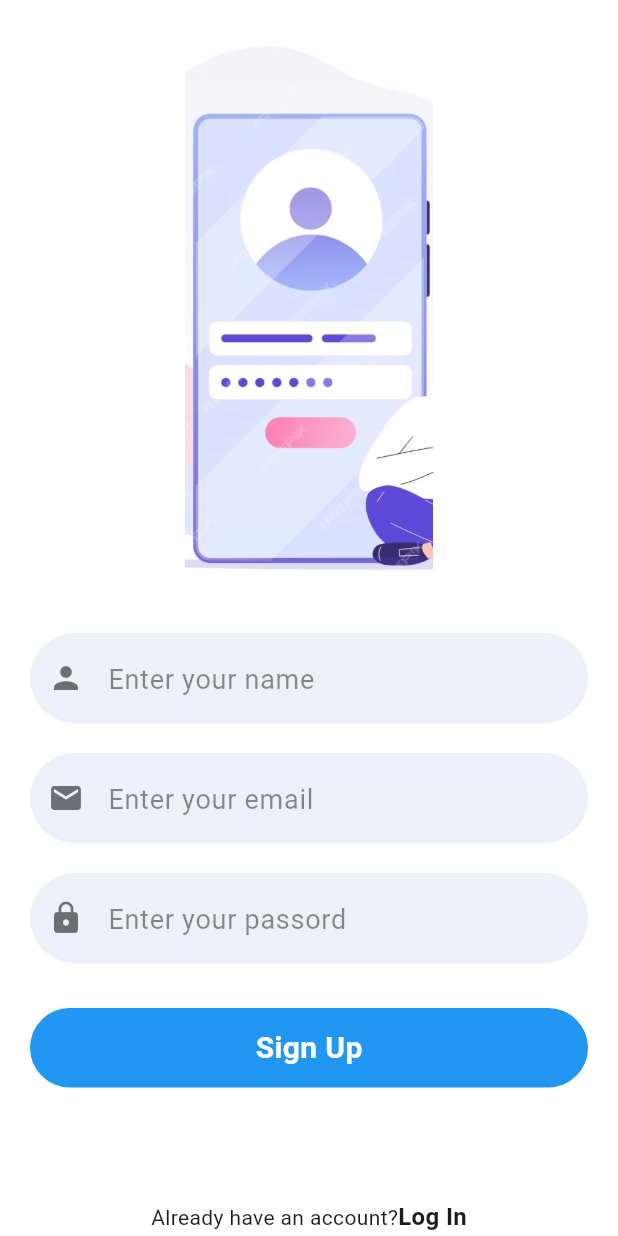
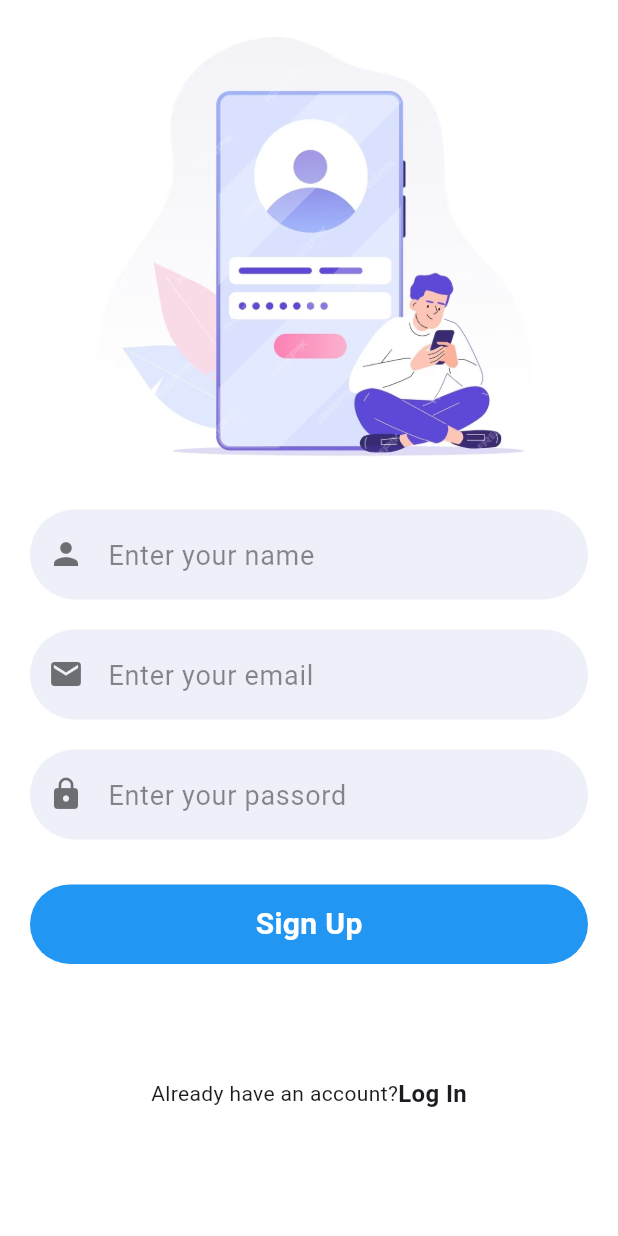
Before and after one commit to Hirooo17/go_parent, a Flutter app: the screen it shows after launch, after a tap on "Sign Up", on a phone screen of 412 x 824 dp. Run offline on Flutter 3.47's test engine with Material 3 defaults, Android fonts, the light colour scheme and no system bars; our stand-ins replace cloud_firestore, firebase_auth, firebase_core, get; accounts and stored records are empty.

Commit message:
refactor login page make img responsive

```diff
--- a/lib/LoginPage/login.dart
+++ b/lib/LoginPage/login.dart
@@ -75,7 +75,7 @@ class _LoginPageState extends State<LoginPage> {
       body: SafeArea(
           child: Row(
         children: [
-          if(!Responsive.isMobile(context))
+          if (!Responsive.isMobile(context))
             Expanded(
                 flex: Responsive.isTablet(context) ? 2 : 1,
                 child: Container(
@@ -86,12 +86,18 @@ class _LoginPageState extends State<LoginPage> {
             flex: 3,
             child: Column(
               crossAxisAlignment: CrossAxisAlignment.center,
-
               children: [
                 SizedBox(
-                  width: double.infinity,
-                  height: height / 2.7,
-                  child: Image.asset('images/login.jpg'),
+                  width: MediaQuery.of(context).size.width > 600
+                      ? MediaQuery.of(context).size.width * 0.4 // Desktop
+                      : MediaQuery.of(context).size.width * 0.9,
+
+                  height: MediaQuery.of(context).size.height /
+                      2, // A proportion of screen height
+                  child: Image.asset(
+                    'images/login.jpg',
+                    fit: BoxFit.cover, // Scale the image to cover the container
+                  ),
                 ),
 
                 SizedBox(
@@ -133,7 +139,10 @@ class _LoginPageState extends State<LoginPage> {
                 ),
 
                 // bypass added for debugging purposes
-                SizedBox(child: MyButtons(onTap: byPass, text: "login"), width: mobileSize,),
+                SizedBox(
+                  child: MyButtons(onTap: byPass, text: "login"),
+                  width: mobileSize,
+                ),
                 SizedBox(height: height / 15),
                 Row(
                   mainAxisAlignment: MainAxisAlignment.center,
--- a/lib/LoginPage/signup.dart
+++ b/lib/LoginPage/signup.dart
@@ -82,10 +82,11 @@ class _SignupState extends State<Signup> {
               crossAxisAlignment: CrossAxisAlignment.center,
               children: [
                 SizedBox(
-                  width: MediaQuery.of(context).size.width *
-                      0.4, // 90% of the screen width
+                  width: MediaQuery.of(context).size.width > 600
+                      ? MediaQuery.of(context).size.width * 0.4 // Desktop
+                      : MediaQuery.of(context).size.width * 0.9, // 90% of the screen width
                   height: MediaQuery.of(context).size.height /
-                      2, // A proportion of screen height
+                      2.5, // A proportion of screen height
                   child: Image.asset(
                     'images/signup1.jpeg',
                     fit: BoxFit.cover, // Scale the image to cover the container
```
